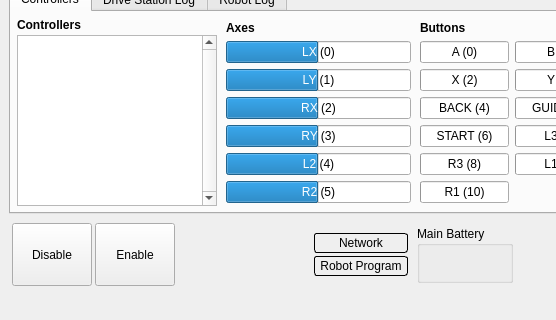
Before: the Qt Designer form ui/drive_station.ui in ArPiRobot/ArPiRobot-DriveStation, drawn with Qt 5; both pictures show x 0 to 556 and y 319 to 639 of the 816 by 639 pixel window.
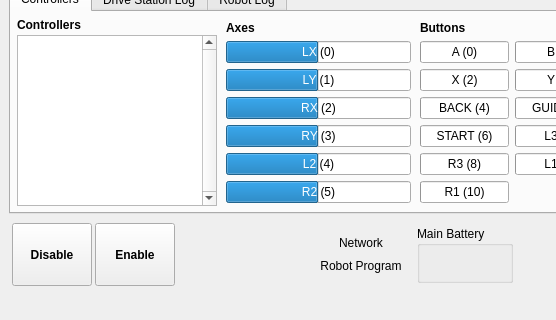
After: the same form once the commit is applied. Icons and pictures are not drawn.

Commit message: Modified default stylesheet colors

```diff
--- a/ui/drive_station.ui
+++ b/ui/drive_station.ui
@@ -1130,6 +1130,11 @@
               <height>0</height>
              </size>
             </property>
+            <property name="font">
+             <font>
+              <bold>true</bold>
+             </font>
+            </property>
             <property name="styleSheet">
              <string notr="true"/>
             </property>
@@ -1161,6 +1166,11 @@
               <height>0</height>
              </size>
             </property>
+            <property name="font">
+             <font>
+              <bold>true</bold>
+             </font>
+            </property>
             <property name="styleSheet">
              <string notr="true"/>
             </property>
@@ -1218,22 +1228,7 @@
           <item>
            <widget class="QWidget" name="pnl_net_bg" native="true">
             <property name="styleSheet">
-             <string notr="true">QWidget#pnl_net_bg{
-	border: 1px solid black;
-    border-radius: 3px;
-}
-
-QWidget#pnl_net_bg_red{
-	border: 1px solid black;
-    border-radius: 3px;
-    background-color: #c80000;
-}
-
-QWidget#pnl_net_bg_green{
-	border: 1px solid black;
-    border-radius: 3px;
-    background-color: #00c800;
-}</string>
+             <string notr="true"/>
             </property>
             <layout class="QVBoxLayout" name="verticalLayout_8">
              <property name="spacing">
@@ -1272,22 +1267,7 @@
           <item>
            <widget class="QWidget" name="pnl_program_bg" native="true">
             <property name="styleSheet">
-             <string notr="true">QWidget#pnl_program_bg{
-	border: 1px solid black;
-    border-radius: 3px;
-}
-
-QWidget#pnl_program_bg_red{
-	border: 1px solid black;
-    border-radius: 3px;
-    background-color: #c80000;
-}
-
-QWidget#pnl_program_bg_green{
-	border: 1px solid black;
-    border-radius: 3px;
-    background-color: #00c800;
-}</string>
+             <string notr="true"/>
             </property>
             <layout class="QVBoxLayout" name="verticalLayout_9">
              <property name="spacing">
```
The commit also changes 14 other files.
